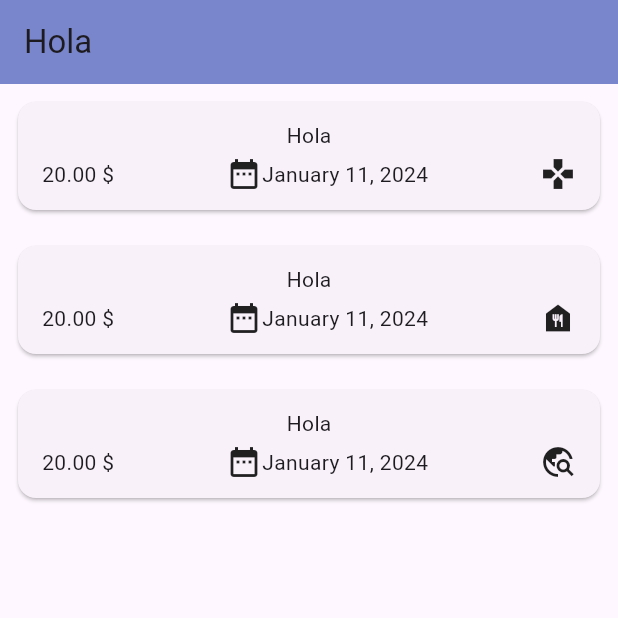
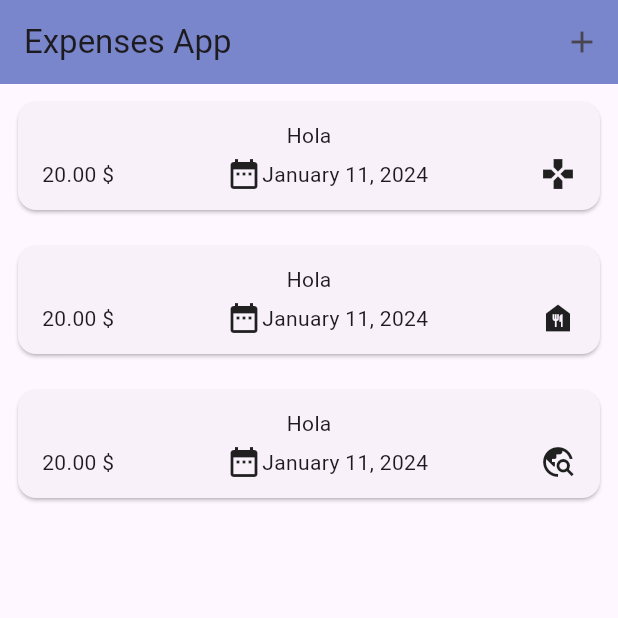
Before and after one commit to riahimedyassin/Expenses-App, a Flutter app: the screen it shows after launch, on a phone screen of 412 x 824 dp, the top half of it. Run offline on Flutter 3.47's test engine with Material 3 defaults, Android fonts, the phone set to English and light mode, and no system bars.

```diff
--- a/lib/expenses.dart
+++ b/lib/expenses.dart
@@ -1,5 +1,5 @@
-import 'package:flutter/foundation.dart';
 import 'package:flutter/material.dart';
+import 'package:personal_expanses/add_expense.dart';
 import 'package:personal_expanses/models/expenses.model.dart';
 import 'package:personal_expanses/widgets/expenses_list.dart';
 
@@ -32,13 +32,24 @@ class _ExpensesState extends State<Expenses> {
   Widget build(BuildContext context) {
     return Scaffold(
         appBar: AppBar(
-          title: const Text("Hola"),
-          backgroundColor: Colors.indigo.shade300,
-        ),
-        body: Center(
-            child: Expanded(
-          child: ExpensesList(registeredExpenses: _registeredExpenses,)
-          ),
+            title: const Text("Expenses App"),
+            backgroundColor: Colors.indigo.shade300,
+            actions: [
+              IconButton(
+                onPressed: () {
+                  showModalBottomSheet(
+                      context: context,
+                      builder: (c) {
+                        return const AddExpense();
+                      });
+                },
+                icon: const Icon(
+                  Icons.add,
+                ),
+              )
+            ]),
+        body: ExpensesList(
+          registeredExpenses: _registeredExpenses,
         ));
   }
 }
--- a/lib/main.dart
+++ b/lib/main.dart
@@ -10,6 +10,7 @@ class MyApp extends StatelessWidget {
   @override
   Widget build(BuildContext context) {
     return MaterialApp(
+      debugShowCheckedModeBanner: false,
       title: 'Flutter Demo',
       theme: ThemeData(
         colorScheme: ColorScheme.fromSeed(seedColor: Colors.deepPurple),
```
Also changed, not shown: lib/add_expense.dart (added, +52 -0 lines).
